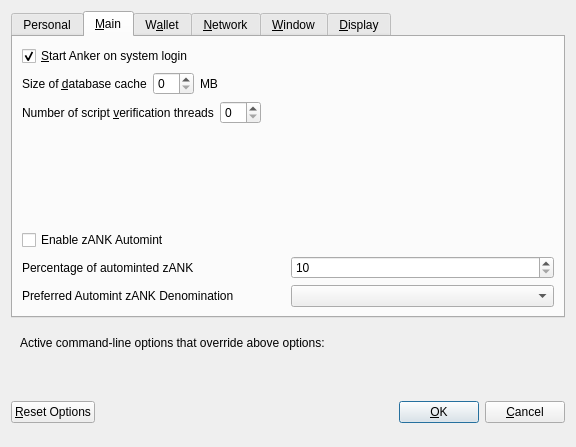
Old version of the form src/qt/forms/optionsdialog.ui in the repository AnkerPay/Anker.
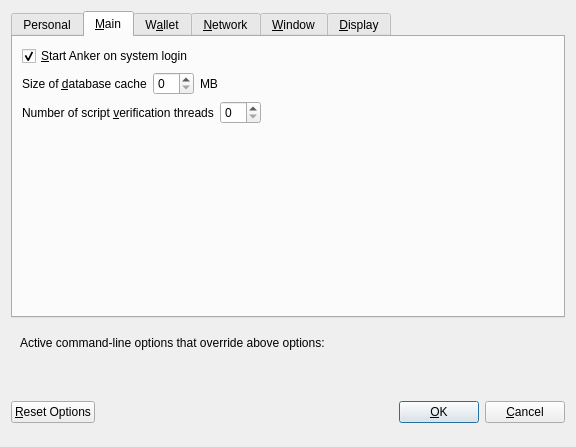
New version of the form. The open tabs and pages were chosen to show the change. Custom widgets are drawn as their Qt base class.

```diff
--- a/src/qt/forms/optionsdialog.ui
+++ b/src/qt/forms/optionsdialog.ui
@@ -297,85 +297,6 @@
          </property>
         </spacer>
        </item>
-       <item>
-        <widget class="QCheckBox" name="checkBoxZeromintEnable">
-         <property name="toolTip">
-          <string>Enable automatic minting of Anker units to zANK</string>
-         </property>
-         <property name="layoutDirection">
-          <enum>Qt::LeftToRight</enum>
-         </property>
-         <property name="text">
-          <string>Enable zANK Automint</string>
-         </property>
-        </widget>
-       </item>
-       <item>
-        <layout class="QHBoxLayout" name="horizontalLayout_3">
-         <item>
-          <widget class="QLabel" name="percentage_label">
-           <property name="toolTip">
-            <string>Percentage of incoming ANK which get automatically converted to zANK via Zerocoin Protocol (min: 10%)</string>
-           </property>
-           <property name="text">
-            <string>Percentage of autominted zANK</string>
-           </property>
-          </widget>
-         </item>
-         <item>
-          <widget class="QSpinBox" name="zeromintPercentage">
-           <property name="minimum">
-            <number>10</number>
-           </property>
-           <property name="maximum">
-            <number>100</number>
-           </property>
-          </widget>
-         </item>
-        </layout>
-       </item>
-       <item>
-        <layout class="QHBoxLayout" name="horizontalLayout" stretch="0,0">
-         <property name="sizeConstraint">
-          <enum>QLayout::SetFixedSize</enum>
-         </property>
-         <item>
-          <widget class="QLabel" name="labelPreferredDenom">
-           <property name="maximumSize">
-            <size>
-             <width>16777215</width>
-             <height>16777215</height>
-            </size>
-           </property>
-           <property name="toolTip">
-            <string>Wait with automatic conversion to Zerocoin until enough ANK for this denomination is available</string>
-           </property>
-           <property name="text">
-            <string>Preferred Automint zANK Denomination</string>
-           </property>
-          </widget>
-         </item>
-         <item>
-          <widget class="QComboBox" name="preferredDenom">
-           <property name="maximumSize">
-            <size>
-             <width>16777215</width>
-             <height>27</height>
-            </size>
-           </property>
-           <property name="toolTip">
-            <string>Wait with automatic conversion to Zerocoin until enough ANK for this denomination is available</string>
-           </property>
-           <property name="maxVisibleItems">
-            <number>9</number>
-           </property>
-           <property name="maxCount">
-            <number>9</number>
-           </property>
-          </widget>
-         </item>
-        </layout>
-       </item>
       </layout>
      </widget>
      <widget class="QWidget" name="tabWallet">
```
Left out of the diff: 10 changed lines with no effect on the pictures.
